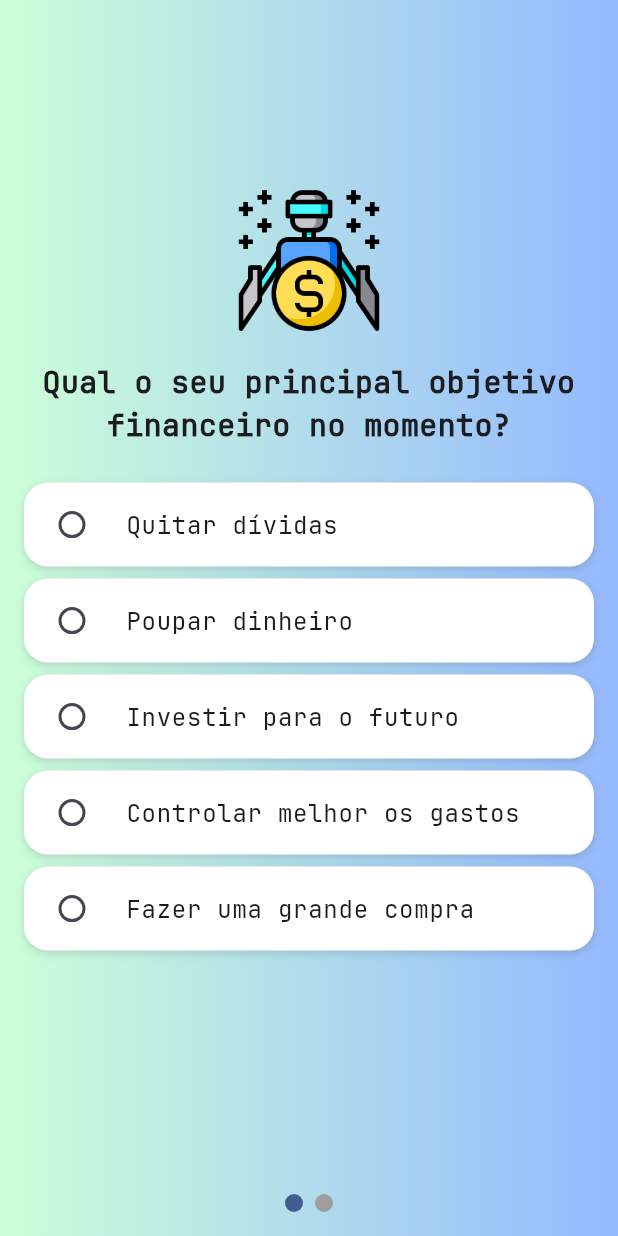
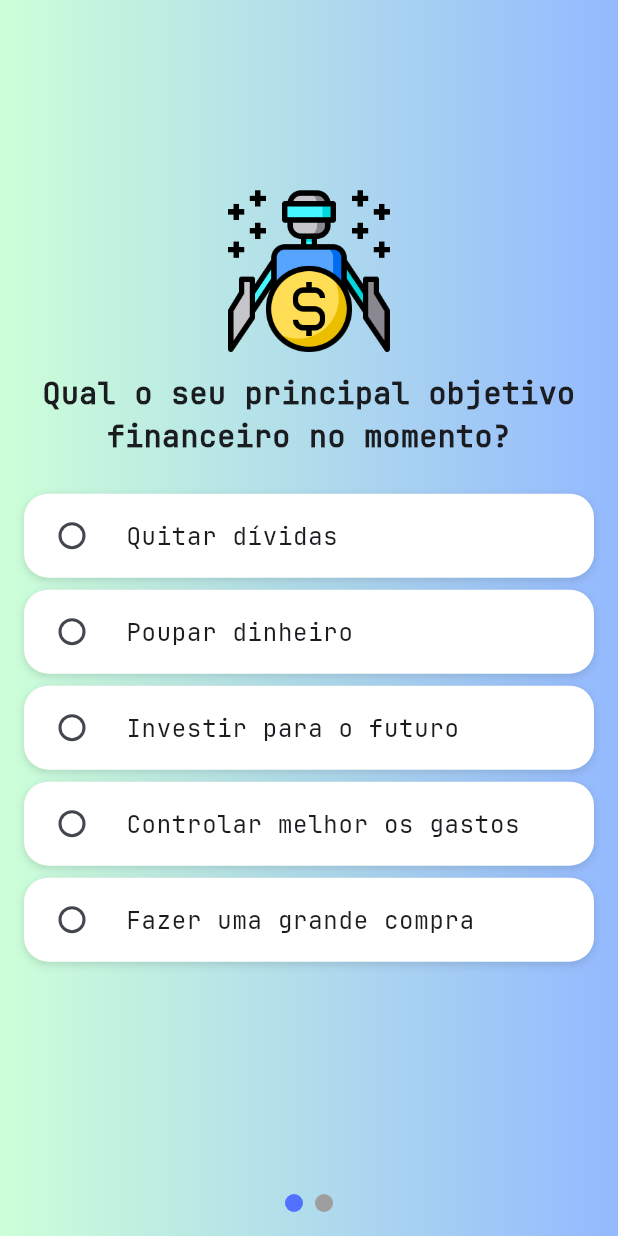
Before and after one commit to flpcovre/SisMoney, a Flutter app: the screen it shows after launch, on a phone screen of 412 x 824 dp. Run offline on Flutter 3.47's test engine with Material 3 defaults, Android fonts, the phone set to English and light mode, and no system bars; drawn by our look-alikes of smooth_page_indicator; our stand-ins replace get.

Commit message:
Enhance QuestionsPage and SplashPage with GetX integration and improved animations

```diff
--- a/lib/main.dart
+++ b/lib/main.dart
@@ -17,6 +17,8 @@ class MyApp extends StatelessWidget {
         colorScheme: ColorScheme.fromSeed(seedColor: Color(0XFF94B9FF)),
         fontFamily: 'JetBrains Mono',
       ),
+      defaultTransition: Transition.fade,
+      transitionDuration: Duration(milliseconds: 600),
       initialRoute: RouterApp.initialRoute,
       getPages: RouterApp.getPages,
     );
--- a/lib/pages/questions/questions_page.dart
+++ b/lib/pages/questions/questions_page.dart
@@ -7,8 +7,8 @@ import 'package:smooth_page_indicator/smooth_page_indicator.dart';
 class QuestionsPage extends StatelessWidget {
   QuestionsPage({super.key});
 
-  final QuestionsPageController controller = QuestionsPageController();
-  final pageController = PageController();
+  final QuestionsPageController controller = Get.put(QuestionsPageController());
+  final PageController pageController = Get.put(PageController());
 
   @override
   Widget build(BuildContext context) {
@@ -17,9 +17,10 @@ class QuestionsPage extends StatelessWidget {
         child: Column(
           children: [
             const Spacer(),
-            const Spacer(),
-            Image.asset('lib/assets/img/robot.png', width: 100),
-            const SizedBox(height: 16),
+            Transform.translate(
+              offset: Offset(0, 60),
+              child: Image.asset('lib/assets/img/robot.png', width: 115),
+            ),
             SizedBox(
               height: MediaQuery.of(context).size.height * 0.6,
               child: PageView.builder(
@@ -30,16 +31,23 @@ class QuestionsPage extends StatelessWidget {
                 },
                 itemBuilder: (context, index) {
                   final question = controller.questions[index];
-                  final alternativas = question['alternativas'] as List<String>;
+                  final alternativas =
+                      question['alternatives'] as List<Map<String, dynamic>>;
 
                   return SingleChildScrollView(
+                    child: ConstrainedBox(
+                      constraints: BoxConstraints(
+                        minHeight: MediaQuery.of(context).size.height * 0.65,
+                      ),
+                      child: Center(
                         child: Padding(
                           padding: const EdgeInsets.symmetric(horizontal: 16),
                           child: Column(
                             mainAxisSize: MainAxisSize.min,
+                            mainAxisAlignment: MainAxisAlignment.center,
                             children: [
                               Text(
-                            question['pergunta'] as String,
+                                question['description'] as String,
                                 textAlign: TextAlign.center,
                                 style: const TextStyle(
                                   fontSize: 20,
@@ -50,7 +58,9 @@ class QuestionsPage extends StatelessWidget {
                               ...alternativas.map((alt) {
                                 return Obx(() {
                                   return Container(
-                                margin: const EdgeInsets.symmetric(vertical: 4),
+                                    margin: const EdgeInsets.symmetric(
+                                      vertical: 4,
+                                    ),
                                     decoration: BoxDecoration(
                                       color: Colors.white,
                                       borderRadius: BorderRadius.circular(16),
@@ -63,17 +73,22 @@ class QuestionsPage extends StatelessWidget {
                                       ],
                                     ),
                                     child: RadioListTile<String>(
+                                      activeColor: Color(0xFF5271FF),
                                       shape: RoundedRectangleBorder(
                                         borderRadius: BorderRadius.circular(16),
                                       ),
-                                  contentPadding: const EdgeInsets.symmetric(
+                                      contentPadding:
+                                          const EdgeInsets.symmetric(
                                             horizontal: 12,
                                           ),
-                                  title: Text(alt),
-                                  value: alt,
-                                  groupValue: controller.answers[index],
-                                  onChanged: (value) =>
-                                      controller.answers[index] = value!,
+                                      title: Text(alt['description']),
+                                      value: alt['id'].toString(),
+                                      groupValue:
+                                          controller.answers[question['id']],
+                                      onChanged: (value) {
+                                        controller.answers[question['id']as int] = value!;
+                                        controller.checkIfQuestionsAnswered();
+                                      },
                                     ),
                                   );
                                 });
@@ -81,11 +96,41 @@ class QuestionsPage extends StatelessWidget {
                             ],
                           ),
                         ),
+                      ),
+                    ),
                   );
                 },
               ),
             ),
-            const Spacer(), // Adiciona espaço flexível na base
+            Obx(() {
+              return SizedBox(
+                height: 60.0,
+                width: 170,
+                child: AnimatedOpacity(
+                  duration: Duration(milliseconds: 200),
+                  opacity: controller.questionsAnswered.value ? 1.0 : 0.0,
+                  child: ElevatedButton(
+                    style: ElevatedButton.styleFrom(
+                      backgroundColor: Color(0xFF5271FF),
+                      foregroundColor: Colors.white,
+                      shape: RoundedRectangleBorder(
+                        borderRadius: BorderRadius.circular(10),
+                      ),
+                      padding: EdgeInsets.symmetric(vertical: 16),
+                    ),
+                    onPressed:
+                        () {},
+                    child: Text(
+                      'Tudo pronto!',
+                      style: TextStyle(
+                        fontSize: 18
+                      )
+                    ),
+                  ),
+                ),
+              );
+            }),
+            const Spacer(),
             Padding(
               padding: const EdgeInsets.only(bottom: 16.0),
               child: SmoothPageIndicator(
@@ -94,7 +139,7 @@ class QuestionsPage extends StatelessWidget {
                 effect: WormEffect(
                   dotHeight: 12,
                   dotWidth: 12,
-                  activeDotColor: Theme.of(context).primaryColor,
+                  activeDotColor: Color(0xFF5271FF),
                 ),
                 onDotClicked: (index) {
                   pageController.animateToPage(
--- a/lib/pages/questions/questions_page_controller.dart
+++ b/lib/pages/questions/questions_page_controller.dart
@@ -1,38 +1,42 @@
 import 'package:get/get.dart';
 
 class QuestionsPageController extends GetxController {
-  var pageIndex = 0.obs;
+  RxInt pageIndex = 0.obs;
+  RxMap<int, String> answers = <int, String>{}.obs;
+  RxBool questionsAnswered = false.obs;
 
-  var answers = <int, String>{}.obs;
-
-  final questions = [
+  final List<Map<String, Object>> questions = [
     {
-      'pergunta': 'Qual o seu principal objetivo financeiro no momento?',
-      'alternativas': [
-        'Quitar dívidas',
-        'Poupar dinheiro',
-        'Investir para o futuro',
-        'Controlar melhor os gastos',
-        'Fazer uma grande compra',
+      'id': 1,
+      'description': 'Qual o seu principal objetivo financeiro no momento?',
+      'alternatives': [
+        {'id': 1, 'description': 'Quitar dívidas'},
+        {'id': 2, 'description': 'Poupar dinheiro'},
+        {'id': 3, 'description': 'Investir para o futuro'},
+        {'id': 4, 'description': 'Controlar melhor os gastos'},
+        {'id': 5, 'description': 'Fazer uma grande compra'},
       ],
     },
     {
-      'pergunta': 'Qual a sua principal fonte de renda?',
-      'alternativas': [
-        'Salário fixo',
-        'Renda variável',
-        'Empreendimento próprio',
-        'Aposentadoria/pensão',
-        'Nenhuma no momento',
+      'id': 2,
+      'description': 'Qual a sua principal fonte de renda?',
+      'alternatives': [
+        {'id': 1, 'description': 'Salário fixo'},
+        {'id': 2, 'description': 'Renda variável'},
+        {'id': 3, 'description': 'Empreendimento próprio'},
+        {'id': 4, 'description': 'Aposentadoria/pensão'},
+        {'id': 5, 'description': 'Nenhuma no momento'},
       ],
     },
   ];
 
+  void checkIfQuestionsAnswered() {
+    questionsAnswered.value = answers.length == questions.length;
+  }
+
   @override
   void onInit() {
     super.onInit();
-
-
   }
 
   @override
--- a/lib/pages/splash/splash_page_controller.dart
+++ b/lib/pages/splash/splash_page_controller.dart
@@ -45,7 +45,7 @@ class SplashPageController extends GetxController with GetTickerProviderStateMix
 
     exitController = AnimationController(
       vsync: this,
-      duration: Duration(milliseconds: 600),
+      duration: Duration(milliseconds: 300),
     );
 
     fadeOutAnimation = CurvedAnimation(
@@ -85,7 +85,7 @@ class SplashPageController extends GetxController with GetTickerProviderStateMix
 
   void _startExitAnimation() {
     exitController.forward().whenComplete(() {
-      Get.toNamed(RouterApp.splash);
+      Get.toNamed(RouterApp.questions);
     });
   }
 
--- a/lib/routes/router_app.dart
+++ b/lib/routes/router_app.dart
@@ -6,7 +6,7 @@ class RouterApp {
   static const String splash = '/splash';
   static const String questions = '/questions';
 
-  static const String initialRoute = questions;
+  static const String initialRoute = splash;
 
   static final List<GetPage> getPages = [
     GetPage(
```
Lines whose indentation alone changed are shown as unchanged.
